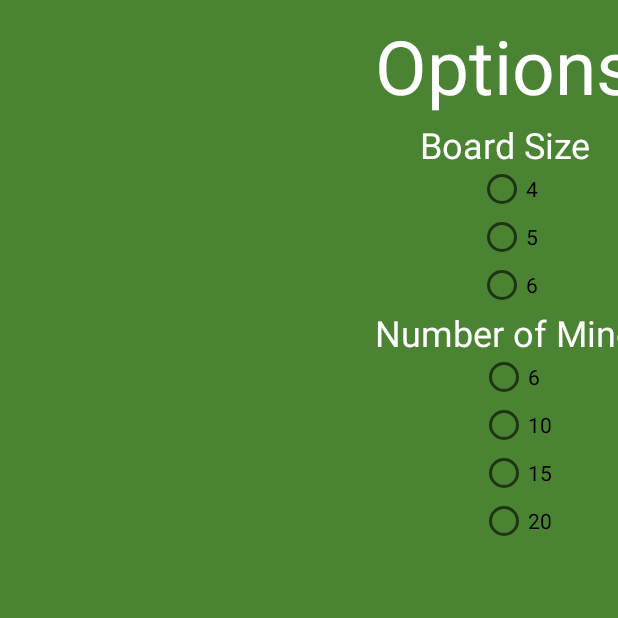
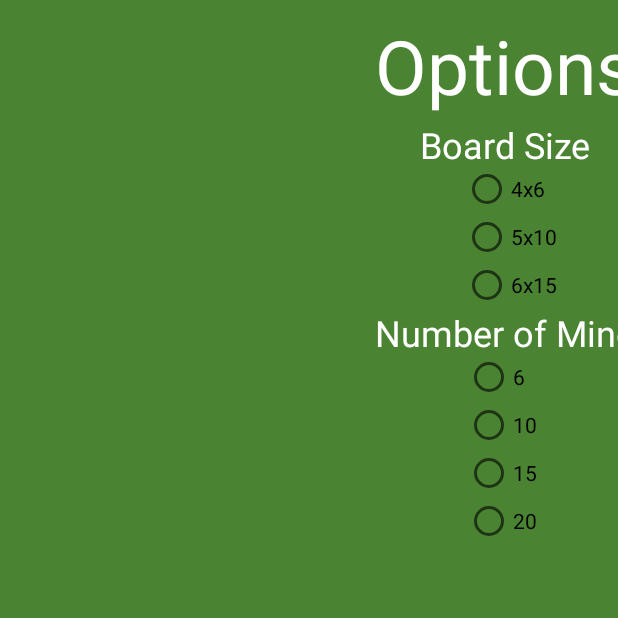
Before and after one commit to omansh-arora/Minesweeper, an Android app: the OptionsActivity screen opened directly, with no data from a screen before it, on a phone screen of 412 x 824 dp, the top half of it. Run offline under Robolectric (Android 15) with nearby library versions, the phone set to English and light mode, and no system bars.

Commit message:
Fixed layout for Options Board Size

```diff
--- a/app/src/main/java/com/example/myapplication/OptionsActivity.java
+++ b/app/src/main/java/com/example/myapplication/OptionsActivity.java
@@ -22,21 +22,21 @@ public class OptionsActivity extends AppCompatActivity {
         RadioGroup board_group = (RadioGroup) findViewById(R.id.radio_group_board_size);
         RadioGroup mines_group = (RadioGroup) findViewById(R.id.radio_group_mines);
 
-        int[] board_Size = getResources().getIntArray(R.array.num_board_size);
+        String[] board_Size = getResources().getStringArray(R.array.num_board_size);
         int[] number_of_mines = getResources().getIntArray(R.array.num_mines_size);
 
         // Create the buttons
         for(int i = 0; i < board_Size.length; i++) {
-            final int boardSize = board_Size[i];
+            final String boardSize = board_Size[i];
 
             RadioButton board_button = new RadioButton(this);
-            board_button.setText(getString(R.string.board_size, boardSize));
+            board_button.setText(boardSize);
 
             // Set on-click callbacks
             board_button.setOnClickListener(new View.OnClickListener() {
                 @Override
                 public void onClick(View view) {
-                    Toast.makeText(OptionsActivity.this, "You clicked " + boardSize,
+                    Toast.makeText(OptionsActivity.this, "Size " + boardSize,
                             Toast.LENGTH_SHORT).show();
                 }
             });
--- a/app/src/main/res/layout/activity_options.xml
+++ b/app/src/main/res/layout/activity_options.xml
@@ -39,7 +39,7 @@
         android:id="@+id/radio_group_board_size"
         android:layout_width="wrap_content"
         android:layout_height="wrap_content"
-        android:layout_marginStart="-75dp"
+        android:layout_marginStart="-85dp"
         android:layout_marginTop="30dp"
         android:textColor="#FFFFFF"
         android:orientation="vertical"
@@ -64,7 +64,7 @@
         android:id="@+id/radio_group_mines"
         android:layout_width="wrap_content"
         android:layout_height="wrap_content"
-        android:layout_marginStart="-116dp"
+        android:layout_marginStart="-126dp"
         android:layout_marginTop="30dp"
         android:textColor="#FFFFFF"
         android:orientation="vertical"
--- a/app/src/main/res/values/board_size.xml
+++ b/app/src/main/res/values/board_size.xml
@@ -1,8 +1,8 @@
 <?xml version="1.0" encoding="utf-8"?>
 <resources>
-    <integer-array name="num_board_size">
-        <item>4</item>
-        <item>5</item>
-        <item>6</item>
-    </integer-array>
+    <string-array name="num_board_size">
+        <item>4x6</item>
+        <item>5x10</item>
+        <item>6x15</item>
+    </string-array>
 </resources>
```
